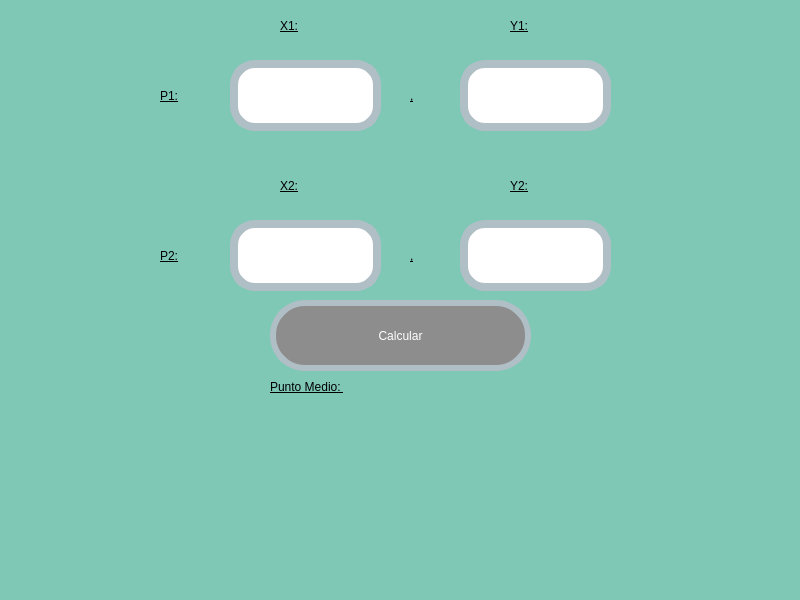
Perales14/PIP_2025_1_eq5, file Unidad 1/Ejercicios 1/E03_PuntoMedio_2.ui: the form before one commit.
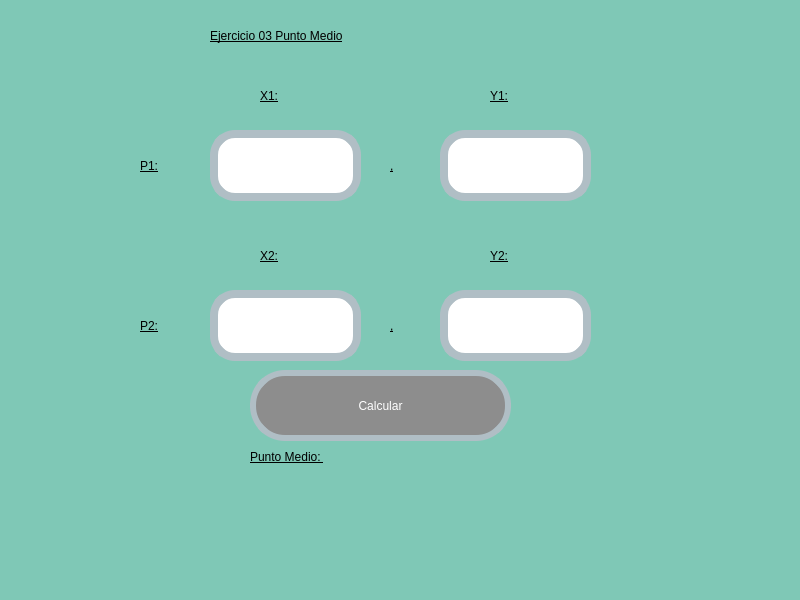
The form after the commit.

What changed in the file:
```diff
--- a/Unidad 1/Ejercicios 1/E03_PuntoMedio_2.ui
+++ b/Unidad 1/Ejercicios 1/E03_PuntoMedio_2.ui
@@ -20,8 +20,8 @@
    <widget class="QLineEdit" name="txt_X1">
     <property name="geometry">
      <rect>
-      <x>230</x>
-      <y>60</y>
+      <x>210</x>
+      <y>130</y>
       <width>151</width>
       <height>71</height>
      </rect>
@@ -62,8 +62,8 @@
    <widget class="QLabel" name="label_3">
     <property name="geometry">
      <rect>
-      <x>160</x>
-      <y>70</y>
+      <x>140</x>
+      <y>140</y>
       <width>51</width>
       <height>51</height>
      </rect>
@@ -82,8 +82,8 @@
    <widget class="QLabel" name="Lbl_pm">
     <property name="geometry">
      <rect>
-      <x>270</x>
-      <y>380</y>
+      <x>250</x>
+      <y>450</y>
       <width>291</width>
       <height>101</height>
      </rect>
@@ -105,8 +105,8 @@
    <widget class="QPushButton" name="btn_Calcular">
     <property name="geometry">
      <rect>
-      <x>270</x>
-      <y>300</y>
+      <x>250</x>
+      <y>370</y>
       <width>261</width>
       <height>71</height>
      </rect>
@@ -126,8 +126,8 @@
    <widget class="QLabel" name="label_4">
     <property name="geometry">
      <rect>
-      <x>280</x>
-      <y>0</y>
+      <x>260</x>
+      <y>70</y>
       <width>51</width>
       <height>51</height>
      </rect>
@@ -146,8 +146,8 @@
    <widget class="QLabel" name="label_7">
     <property name="geometry">
      <rect>
-      <x>410</x>
-      <y>70</y>
+      <x>390</x>
+      <y>140</y>
       <width>51</width>
       <height>51</height>
      </rect>
@@ -166,8 +166,8 @@
    <widget class="QLineEdit" name="txt_Y1">
     <property name="geometry">
      <rect>
-      <x>460</x>
-      <y>60</y>
+      <x>440</x>
+      <y>130</y>
       <width>151</width>
       <height>71</height>
      </rect>
@@ -208,8 +208,8 @@
    <widget class="QLabel" name="label_8">
     <property name="geometry">
      <rect>
-      <x>510</x>
-      <y>0</y>
+      <x>490</x>
+      <y>70</y>
       <width>51</width>
       <height>51</height>
      </rect>
@@ -228,8 +228,8 @@
    <widget class="QLabel" name="label_9">
     <property name="geometry">
      <rect>
-      <x>410</x>
-      <y>230</y>
+      <x>390</x>
+      <y>300</y>
       <width>51</width>
       <height>51</height>
      </rect>
@@ -248,8 +248,8 @@
    <widget class="QLabel" name="label_10">
     <property name="geometry">
      <rect>
-      <x>510</x>
-      <y>160</y>
+      <x>490</x>
+      <y>230</y>
       <width>51</width>
       <height>51</height>
      </rect>
@@ -268,8 +268,8 @@
    <widget class="QLabel" name="label_6">
     <property name="geometry">
      <rect>
-      <x>160</x>
-      <y>230</y>
+      <x>140</x>
+      <y>300</y>
       <width>51</width>
       <height>51</height>
      </rect>
@@ -288,8 +288,8 @@
    <widget class="QLineEdit" name="txt_X2">
     <property name="geometry">
      <rect>
-      <x>230</x>
-      <y>220</y>
+      <x>210</x>
+      <y>290</y>
       <width>151</width>
       <height>71</height>
      </rect>
@@ -330,8 +330,8 @@
    <widget class="QLabel" name="label_11">
     <property name="geometry">
      <rect>
-      <x>280</x>
-      <y>160</y>
+      <x>260</x>
+      <y>230</y>
       <width>51</width>
       <height>51</height>
      </rect>
@@ -350,8 +350,8 @@
    <widget class="QLineEdit" name="txt_Y2">
     <property name="geometry">
      <rect>
-      <x>460</x>
-      <y>220</y>
+      <x>440</x>
+      <y>290</y>
       <width>151</width>
       <height>71</height>
      </rect>
@@ -389,6 +389,26 @@
      <bool>false</bool>
     </property>
    </widget>
+   <widget class="QLabel" name="Lbl_IMC_2">
+    <property name="geometry">
+     <rect>
+      <x>210</x>
+      <y>10</y>
+      <width>371</width>
+      <height>51</height>
+     </rect>
+    </property>
+    <property name="styleSheet">
+     <string notr="true">
+text-decoration: underline;
+font: 20pt &quot;Forte&quot;;
+color:rgb(0, 0, 0)
+</string>
+    </property>
+    <property name="text">
+     <string>Ejercicio 03 Punto Medio</string>
+    </property>
+   </widget>
   </widget>
   <widget class="QMenuBar" name="menubar">
    <property name="geometry">
```
